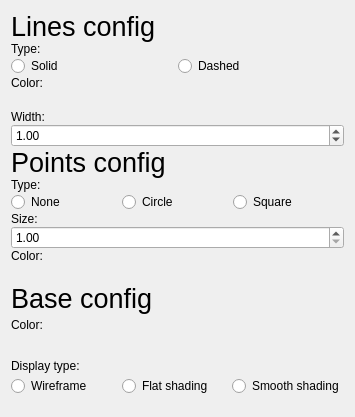
Above: src/widgets/UI/Object3DConfigView.ui from DisonGo/s21_3DViewer before the change. Below: the same form after it.
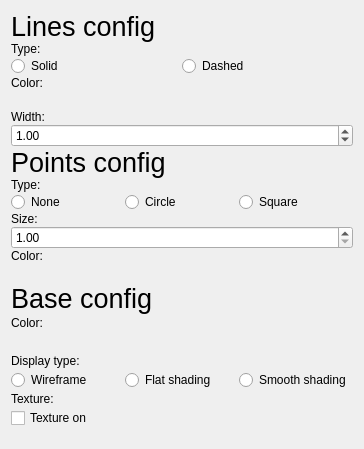
That is the form after the change. Custom widgets are drawn as their Qt base class.

Commit message: textures. A lot of texture settings. Triangle import wrong uv fix. Invalid grouping in OBJParsing error handling. Texture Uploading/Unloading pipeline/UI added. Show/hide texture control in 3d objects added. Bug fixes. Added texture settings in default shader.

Diff of the .ui file:
```diff
--- a/src/widgets/UI/Object3DConfigView.ui
+++ b/src/widgets/UI/Object3DConfigView.ui
@@ -6,8 +6,8 @@
    <rect>
     <x>0</x>
     <y>0</y>
-    <width>355</width>
-    <height>417</height>
+    <width>364</width>
+    <height>449</height>
    </rect>
   </property>
   <property name="windowTitle">
@@ -346,6 +346,20 @@
        </item>
       </layout>
      </item>
+     <item>
+      <widget class="QLabel" name="TextureL">
+       <property name="text">
+        <string>Texture:</string>
+       </property>
+      </widget>
+     </item>
+     <item>
+      <widget class="QCheckBox" name="texture_toggleCB">
+       <property name="text">
+        <string>Texture on</string>
+       </property>
+      </widget>
+     </item>
     </layout>
    </item>
   </layout>
```
Left out of the diff: 2 changed lines with no effect on the pictures. The commit also changes 20 other files.
